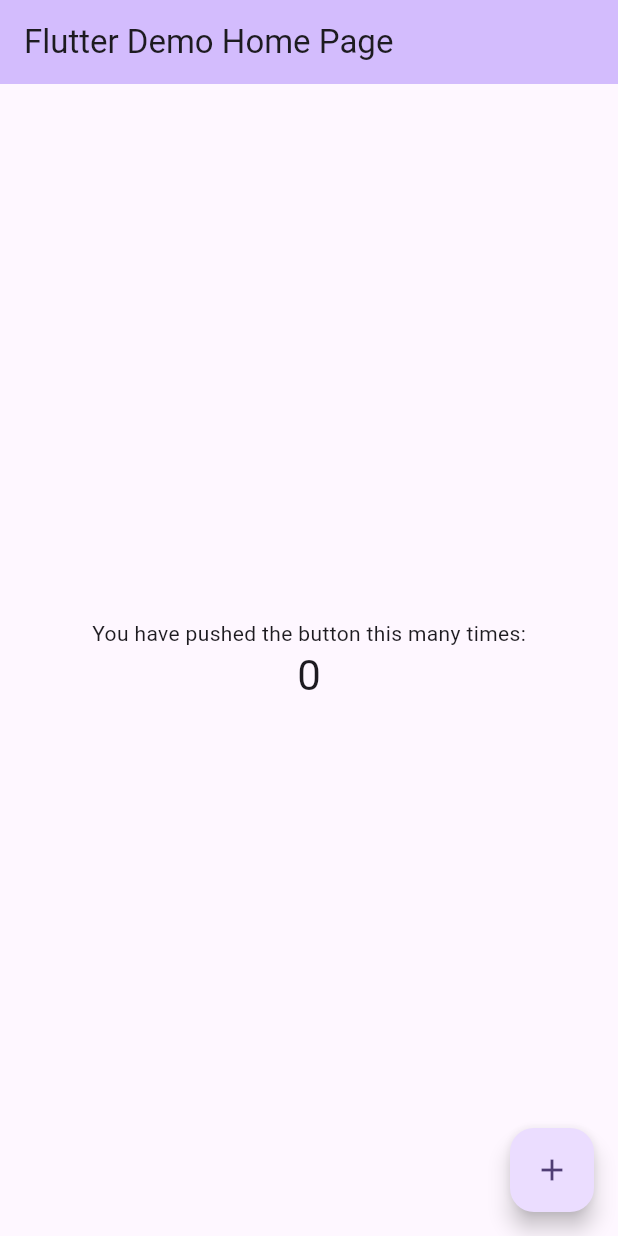
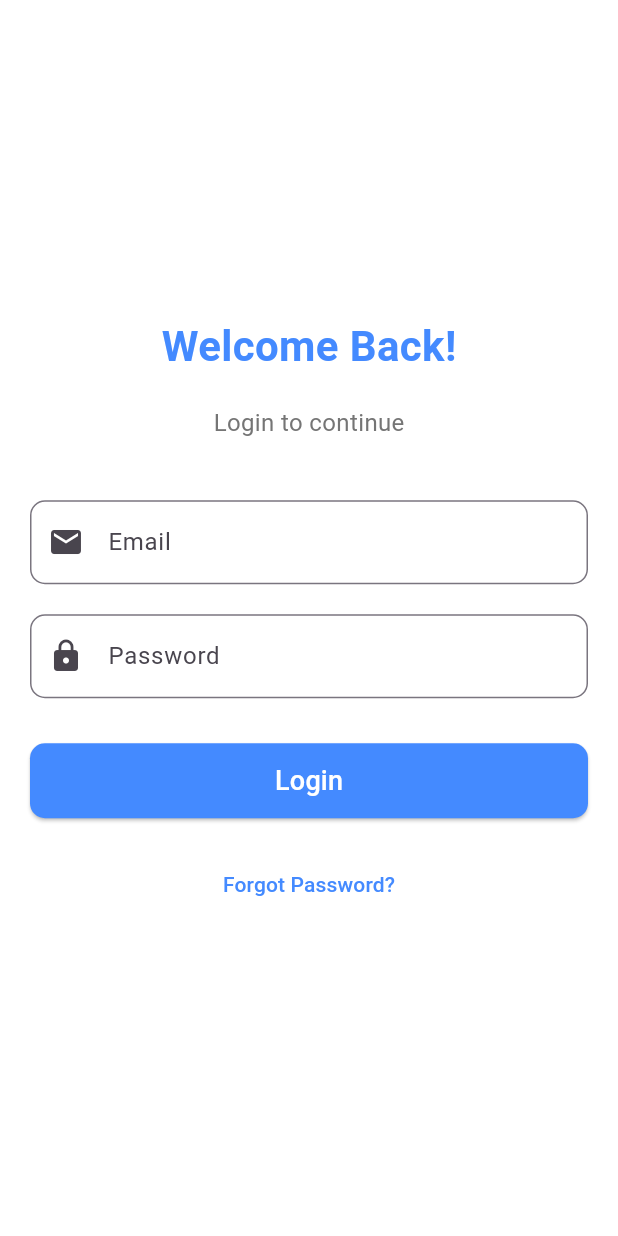
Before and after one commit to hulk7c7/agile_craft_asignment, a Flutter app: the screen it shows after launch, on a phone screen of 412 x 824 dp. Run offline on Flutter 3.47's test engine with Material 3 defaults, Android fonts, the light colour scheme and no system bars; our stand-ins replace connectivity_plus, hive, hive_flutter, hooks_riverpod; accounts and stored records are empty.

Commit message:
Splash Screen and login screen designed.

```diff
--- a/lib/main.dart
+++ b/lib/main.dart
@@ -1,3 +1,4 @@
+import 'package:agile_craft_asignment/presentation/splash/pages/splash_screen.dart';
 import 'package:flutter/material.dart';
 import 'package:hive/hive.dart';
 import 'package:hive_flutter/hive_flutter.dart';
@@ -13,119 +14,16 @@
 class MyApp extends StatelessWidget {
   const MyApp({super.key});
 
-  // This widget is the root of your application.
   @override
   Widget build(BuildContext context) {
     return MaterialApp(
       title: 'Flutter Demo',
+      debugShowCheckedModeBanner: false,
       theme: ThemeData(
-        // This is the theme of your application.
-        //
-        // TRY THIS: Try running your application with "flutter run". You'll see
-        // the application has a purple toolbar. Then, without quitting the app,
-        // try changing the seedColor in the colorScheme below to Colors.green
-        // and then invoke "hot reload" (save your changes or press the "hot
-        // reload" button in a Flutter-supported IDE, or press "r" if you used
-        // the command line to start the app).
-        //
-        // Notice that the counter didn't reset back to zero; the application
-        // state is not lost during the reload. To reset the state, use hot
-        // restart instead.
-        //
-        // This works for code too, not just values: Most code changes can be
-        // tested with just a hot reload.
         colorScheme: ColorScheme.fromSeed(seedColor: Colors.deepPurple),
         useMaterial3: true,
       ),
-      home: const MyHomePage(title: 'Flutter Demo Home Page'),
+      home:  SplashScreen(),
     );
   }
 }
-
-class MyHomePage extends StatefulWidget {
-  const MyHomePage({super.key, required this.title});
-
-  // This widget is the home page of your application. It is stateful, meaning
-  // that it has a State object (defined below) that contains fields that affect
-  // how it looks.
-
-  // This class is the configuration for the state. It holds the values (in this
-  // case the title) provided by the parent (in this case the App widget) and
-  // used by the build method of the State. Fields in a Widget subclass are
-  // always marked "final".
-
-  final String title;
-
-  @override
-  State<MyHomePage> createState() => _MyHomePageState();
-}
-
-class _MyHomePageState extends State<MyHomePage> {
-  int _counter = 0;
-
-  void _incrementCounter() {
-    setState(() {
-      // This call to setState tells the Flutter framework that something has
-      // changed in this State, which causes it to rerun the build method below
-      // so that the display can reflect the updated values. If we changed
-      // _counter without calling setState(), then the build method would not be
-      // called again, and so nothing would appear to happen.
-      _counter++;
-    });
-  }
-
-  @override
-  Widget build(BuildContext context) {
-    // This method is rerun every time setState is called, for instance as done
-    // by the _incrementCounter method above.
-    //
-    // The Flutter framework has been optimized to make rerunning build methods
-    // fast, so that you can just rebuild anything that needs updating rather
-    // than having to individually change instances of widgets.
-    return Scaffold(
-      appBar: AppBar(
-        // TRY THIS: Try changing the color here to a specific color (to
-        // Colors.amber, perhaps?) and trigger a hot reload to see the AppBar
-        // change color while the other colors stay the same.
-        backgroundColor: Theme.of(context).colorScheme.inversePrimary,
-        // Here we take the value from the MyHomePage object that was created by
-        // the App.build method, and use it to set our appbar title.
-        title: Text(widget.title),
-      ),
-      body: Center(
-        // Center is a layout widget. It takes a single child and positions it
-        // in the middle of the parent.
-        child: Column(
-          // Column is also a layout widget. It takes a list of children and
-          // arranges them vertically. By default, it sizes itself to fit its
-          // children horizontally, and tries to be as tall as its parent.
-          //
-          // Column has various properties to control how it sizes itself and
-          // how it positions its children. Here we use mainAxisAlignment to
-          // center the children vertically; the main axis here is the vertical
-          // axis because Columns are vertical (the cross axis would be
-          // horizontal).
-          //
-          // TRY THIS: Invoke "debug painting" (choose the "Toggle Debug Paint"
-          // action in the IDE, or press "p" in the console), to see the
-          // wireframe for each widget.
-          mainAxisAlignment: MainAxisAlignment.center,
-          children: <Widget>[
-            const Text(
-              'You have pushed the button this many times:',
-            ),
-            Text(
-              '$_counter',
-              style: Theme.of(context).textTheme.headlineMedium,
-            ),
-          ],
-        ),
-      ),
-      floatingActionButton: FloatingActionButton(
-        onPressed: _incrementCounter,
-        tooltip: 'Increment',
-        child: const Icon(Icons.add),
-      ), // This trailing comma makes auto-formatting nicer for build methods.
-    );
-  }
-}
--- a/lib/presentation/authentication/pages/login_screen.dart
+++ b/lib/presentation/authentication/pages/login_screen.dart
@@ -0,0 +1,103 @@
+
+
+import 'package:flutter/material.dart';
+import 'package:hooks_riverpod/hooks_riverpod.dart';
+
+class Authentication extends HookConsumerWidget {
+  const Authentication({super.key});
+
+  @override
+  Widget build(BuildContext context, WidgetRef ref) {
+
+    final TextEditingController emailController = TextEditingController();
+    final TextEditingController passwordController = TextEditingController();
+
+    return Scaffold(
+      backgroundColor: Colors.white,
+      body: Center(
+        child: Padding(
+          padding: const EdgeInsets.all(20.0),
+          child: Column(
+            mainAxisAlignment: MainAxisAlignment.center,
+            children: [
+              Text(
+                'Welcome Back!',
+                style: TextStyle(
+                  fontSize: 28,
+                  fontWeight: FontWeight.bold,
+                  color: Colors.blueAccent,
+                ),
+              ),
+              SizedBox(height: 20),
+              Text(
+                'Login to continue',
+                style: TextStyle(
+                  fontSize: 16,
+                  color: Colors.grey[600],
+                ),
+              ),
+              SizedBox(height: 40),
+              TextField(
+                controller: emailController,
+                keyboardType: TextInputType.emailAddress,
+                decoration: InputDecoration(
+                  labelText: 'Email',
+                  border: OutlineInputBorder(
+                    borderRadius: BorderRadius.circular(10),
+                  ),
+                  prefixIcon: Icon(Icons.email),
+                ),
+              ),
+              SizedBox(height: 20),
+              TextField(
+                controller: passwordController,
+                obscureText: true,
+                decoration: InputDecoration(
+                  labelText: 'Password',
+                  border: OutlineInputBorder(
+                    borderRadius: BorderRadius.circular(10),
+                  ),
+                  prefixIcon: Icon(Icons.lock),
+                ),
+              ),
+              SizedBox(height: 30),
+              SizedBox(
+                width: double.infinity,
+                height: 50,
+                child: ElevatedButton(
+                  onPressed: () {
+                    String email = emailController.text;
+                    String password = passwordController.text;
+                    // Handle login logic here
+                    print('Email: $email, Password: $password');
+                  },
+                  style: ElevatedButton.styleFrom(
+                    shape: RoundedRectangleBorder(
+                      borderRadius: BorderRadius.circular(10),
+                    ),
+                    backgroundColor: Colors.blueAccent,
+                  ),
+                  child: Text(
+                    'Login',
+                    style: TextStyle(fontSize: 18, color: Colors.white),
+                  ),
+                ),
+              ),
+              SizedBox(height: 20),
+              TextButton(
+                onPressed: () {
+                  // Handle forgot password logic here
+                  print('Forgot Password?');
+                },
+                child: Text(
+                  'Forgot Password?',
+                  style: TextStyle(color: Colors.blueAccent),
+                ),
+              ),
+            ],
+          ),
+        ),
+      ),
+    );
+  }
+}
--- a/pubspec.yaml
+++ b/pubspec.yaml
@@ -38,6 +38,7 @@ dependencies:
   hive: ^2.0.0
   hive_flutter: ^1.1.0
   path_provider: ^2.1.5
+  hooks_riverpod: ^2.1.1
 
 dev_dependencies:
   flutter_test:
@@ -64,9 +65,8 @@ flutter:
   uses-material-design: true
 
   # To add assets to your application, add an assets section, like this:
-  # assets:
-  #   - images/a_dot_burr.jpeg
-  #   - images/a_dot_ham.jpeg
+  assets:
+    - assets/images/
 
   # An image asset can refer to one or more resolution-specific "variants", see
   # https://flutter.dev/to/resolution-aware-images
```
Also changed, not shown: lib/presentation/splash/pages/splash_screen.dart (added, +67 -0 lines), lib/presentation/onBoarding/pages/onBoarding_screen.dart (deleted), pubspec.lock.
